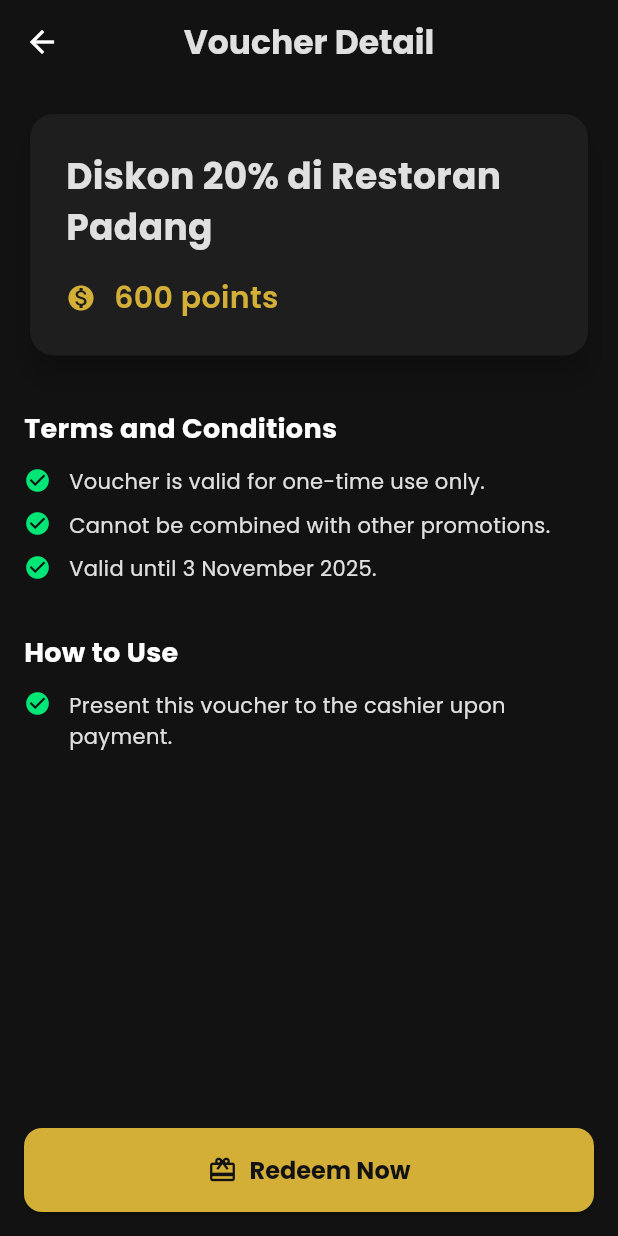
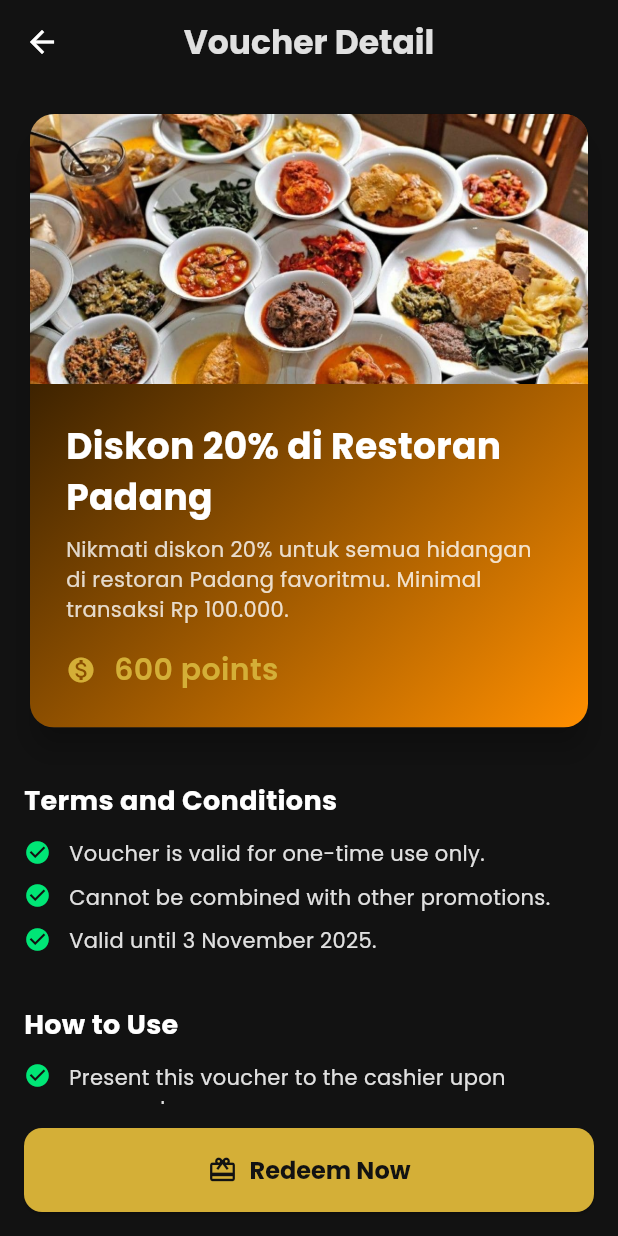
Before and after one commit to aryaravapradana/mobproguts, a Flutter app: the VoucherDetailPage screen opened directly with sample values from the repository, on a phone screen of 412 x 824 dp. Run offline on Flutter 3.47's test engine with Material 3 defaults, Android fonts, the phone set to English and light mode, and no system bars; drawn by our look-alikes of flutter_animate; our stand-ins replace carousel_slider, font_awesome_flutter, google_fonts, qr_flutter; missing offline and left inert: mobile_scanner; accounts and stored records are empty.

Commit message:
detail voucher part 1

```diff
--- a/lib/data/user_data.dart
+++ b/lib/data/user_data.dart
@@ -63,7 +63,7 @@
     email: "a",
     password: "a",
     phone: "081234567894",
-    poin: 1200,
+    poin: 1200000,
     spending: 3000000,
     xp: 8621.0,
     qrCode: "qr_test_user",
--- a/lib/data/voucher_data.dart
+++ b/lib/data/voucher_data.dart
@@ -1,49 +1,49 @@
 import 'package:project_midterms/models/voucher.dart';
 
 List<Voucher> fnbVouchers = [
-  Voucher(title: "Diskon 20% di Restoran Padang", cost: 600, image: 'lib/assets/voucher_images/fnb/Padang.jpg', expiryDate: DateTime.now().add(const Duration(days: 30))),
-  Voucher(title: "Buy 1 Get 1 Kopi Susu", cost: 400, image: 'lib/assets/voucher_images/fnb/Kopi.jpg', expiryDate: DateTime.now().add(const Duration(days: 7))),
-  Voucher(title: "Potongan Rp25.000 untuk Makanan Cepat Saji", cost: 800, image: 'lib/assets/voucher_images/fnb/makanancepat.jpg', expiryDate: DateTime.now().add(const Duration(days: 14))),
-  Voucher(title: "Beli 2 gratis 1 untuk buah buahan", cost: 250, image: 'lib/assets/voucher_images/fnb/buah.jpg', expiryDate: DateTime.now().add(const Duration(days: 3))),
-  Voucher(title: "Diskon 30% untuk Kue", cost: 550, image: 'lib/assets/voucher_images/fnb/kue.jpg', expiryDate: DateTime.now().add(const Duration(days: 10))),
-  Voucher(title: "Potongan Rp15.000 untuk Makanan Ringan", cost: 350, image: 'lib/assets/voucher_images/fnb/makaroni.jpg', expiryDate: DateTime.now().add(const Duration(days: 60))),
+  Voucher(title: "Diskon 20% di Restoran Padang", cost: 600, image: 'lib/assets/voucher_images/fnb/Padang.jpg', expiryDate: DateTime.now().add(const Duration(days: 30)), description: "Nikmati diskon 20% untuk semua hidangan di restoran Padang favoritmu. Minimal transaksi Rp 100.000."),
+  Voucher(title: "Buy 1 Get 1 Kopi Susu", cost: 400, image: 'lib/assets/voucher_images/fnb/Kopi.jpg', expiryDate: DateTime.now().add(const Duration(days: 7)), description: "Beli 1 Kopi Susu, gratis 1 lagi! Sempurna untuk dinikmati bersama teman."),
+  Voucher(title: "Potongan Rp25.000 untuk Makanan Cepat Saji", cost: 800, image: 'lib/assets/voucher_images/fnb/makanancepat.jpg', expiryDate: DateTime.now().add(const Duration(days: 14)), description: "Dapatkan potongan Rp 25.000 untuk pesanan makanan cepat saji di atas Rp 150.000."),
+  Voucher(title: "Beli 2 gratis 1 untuk buah buahan", cost: 250, image: 'lib/assets/voucher_images/fnb/buah.jpg', expiryDate: DateTime.now().add(const Duration(days: 3)), description: "Beli 2 jenis buah apa saja, dapatkan 1 buah gratis! Jaga kesehatan dengan buah segar setiap hari."),
+  Voucher(title: "Diskon 30% untuk Kue", cost: 550, image: 'lib/assets/voucher_images/fnb/kue.jpg', expiryDate: DateTime.now().add(const Duration(days: 10)), description: "Manjakan dirimu dengan diskon 30% untuk semua jenis kue. Cocok untuk merayakan momen spesial."),
+  Voucher(title: "Potongan Rp15.000 untuk Makanan Ringan", cost: 350, image: 'lib/assets/voucher_images/fnb/makaroni.jpg', expiryDate: DateTime.now().add(const Duration(days: 60)), description: "Jajan hemat dengan potongan Rp 15.000 untuk semua makanan ringan. Minimal pembelian Rp 50.000."),
 ];
 
 List<Voucher> fashionVouchers = [
-  Voucher(title: "Diskon 15% untuk pembelian Dress", cost: 700, image: 'lib/assets/voucher_images/fashion/dress.jpg', expiryDate: DateTime.now().add(const Duration(days: 45))),
-  Voucher(title: "Voucher Belanja Rp100.000 untuk Jas", cost: 1200, image: 'lib/assets/voucher_images/fashion/jas.jpg', requiredTier: 'Gold', expiryDate: DateTime.now().add(const Duration(days: 90))),
-  Voucher(title: "Cashback 10% untuk Pembelian Sepatu", cost: 900, image: 'lib/assets/voucher_images/fashion/sepatu.jpg', expiryDate: DateTime.now().add(const Duration(days: 30))),
-  Voucher(title: "Diskon 25% untuk Aksesoris", cost: 450, image: 'lib/assets/voucher_images/fashion/aksesoris.jpg', expiryDate: DateTime.now().add(const Duration(days: 20))),
-  Voucher(title: "Buy 1 Get 1 untuk pembelian Kaos", cost: 600, image: 'lib/assets/voucher_images/fashion/kaos.jpg', expiryDate: DateTime.now().add(const Duration(days: 15))),
-  Voucher(title: "Cashback 15% untuk Tas", cost: 850, image: 'lib/assets/voucher_images/fashion/tas.jpg', expiryDate: DateTime.now().add(const Duration(days: 25))),
+  Voucher(title: "Diskon 15% untuk pembelian Dress", cost: 700, image: 'lib/assets/voucher_images/fashion/dress.jpg', expiryDate: DateTime.now().add(const Duration(days: 45)), description: "Tampil menawan dengan diskon 15% untuk semua koleksi dress terbaru."),
+  Voucher(title: "Voucher Belanja Rp100.000 untuk Jas", cost: 1200, image: 'lib/assets/voucher_images/fashion/jas.jpg', requiredTier: 'Gold', expiryDate: DateTime.now().add(const Duration(days: 90)), description: "Eksklusif untuk member Gold! Dapatkan voucher belanja Rp 100.000 untuk pembelian jas."),
+  Voucher(title: "Cashback 10% untuk Pembelian Sepatu", cost: 900, image: 'lib/assets/voucher_images/fashion/sepatu.jpg', expiryDate: DateTime.now().add(const Duration(days: 30)), description: "Dapatkan cashback 10% untuk setiap pembelian sepatu. Melangkah lebih gaya dengan koleksi terbaru kami."),
+  Voucher(title: "Diskon 25% untuk Aksesoris", cost: 450, image: 'lib/assets/voucher_images/fashion/aksesoris.jpg', expiryDate: DateTime.now().add(const Duration(days: 20)), description: "Lengkapi gayamu dengan diskon 25% untuk semua aksesoris."),
+  Voucher(title: "Buy 1 Get 1 untuk pembelian Kaos", cost: 600, image: 'lib/assets/voucher_images/fashion/kaos.jpg', expiryDate: DateTime.now().add(const Duration(days: 15)), description: "Beli 1 kaos, gratis 1 kaos lagi! Pilih dari berbagai desain menarik."),
+  Voucher(title: "Cashback 15% untuk Tas", cost: 850, image: 'lib/assets/voucher_images/fashion/tas.jpg', expiryDate: DateTime.now().add(const Duration(days: 25)), description: "Dapatkan cashback 15% untuk semua koleksi tas. Tampil stylish setiap saat."),
 ];
 
 List<Voucher> serviceVouchers = [
-  Voucher(title: "Gratis Cuci Motor", cost: 300, image: 'lib/assets/voucher_images/service/cucimotor.jpg', expiryDate: DateTime.now().add(const Duration(days: 5))),
-  Voucher(title: "Potongan 20% Servis AC", cost: 1500, image: 'lib/assets/voucher_images/service/serviceac.jpg', expiryDate: DateTime.now().add(const Duration(days: 60))),
-  Voucher(title: "Diskon 50% untuk Potong Rambut", cost: 500, image: 'lib/assets/voucher_images/service/potongrambut.jpg', expiryDate: DateTime.now().add(const Duration(days: 10))),
-  Voucher(title: "Gratis Cuci Mobil", cost: 500, image: 'lib/assets/voucher_images/service/cucimobil.jpg', requiredTier: 'Silver', expiryDate: DateTime.now().add(const Duration(days: 30))),
-  Voucher(title: "Potongan 30% Servis Laptop", cost: 2000, image: 'lib/assets/voucher_images/service/servislaptop.jpg', requiredTier: 'Platinum', expiryDate: DateTime.now().add(const Duration(days: 90))),
-  Voucher(title: "Diskon 20% untuk spa", cost: 700, image: 'lib/assets/voucher_images/service/spa.jpg', expiryDate: DateTime.now().add(const Duration(days: 40))),
+  Voucher(title: "Gratis Cuci Motor", cost: 300, image: 'lib/assets/voucher_images/service/cucimotor.jpg', expiryDate: DateTime.now().add(const Duration(days: 5)), description: "Tukarkan poinmu dengan cuci motor gratis. Motor bersih, hati senang!"),
+  Voucher(title: "Potongan 20% Servis AC", cost: 1500, image: 'lib/assets/voucher_images/service/serviceac.jpg', expiryDate: DateTime.now().add(const Duration(days: 60)), description: "Dapatkan potongan 20% untuk servis AC. Ruangan sejuk, aktivitas lancar."),
+  Voucher(title: "Diskon 50% untuk Potong Rambut", cost: 500, image: 'lib/assets/voucher_images/service/potongrambut.jpg', expiryDate: DateTime.now().add(const Duration(days: 10)), description: "Tampil beda dengan diskon 50% untuk potong rambut di salon mitra kami."),
+  Voucher(title: "Gratis Cuci Mobil", cost: 500, image: 'lib/assets/voucher_images/service/cucimobil.jpg', requiredTier: 'Silver', expiryDate: DateTime.now().add(const Duration(days: 30)), description: "Khusus member Silver! Nikmati cuci mobil gratis di partner kami."),
+  Voucher(title: "Potongan 30% Servis Laptop", cost: 2000, image: 'lib/assets/voucher_images/service/servislaptop.jpg', requiredTier: 'Platinum', expiryDate: DateTime.now().add(const Duration(days: 90)), description: "Member Platinum? Dapatkan potongan 30% untuk servis laptopmu. Performa laptop kembali maksimal."),
+  Voucher(title: "Diskon 20% untuk spa", cost: 700, image: 'lib/assets/voucher_images/service/spa.jpg', expiryDate: DateTime.now().add(const Duration(days: 40)), description: "Relaksasi tubuh dan pikiran dengan diskon 20% untuk semua perawatan spa."),
 ];
 
 List<Voucher> othersVouchers = [
-  Voucher(title: "Voucher Pulsa MyXL Rp10.000", cost: 200, image: 'lib/assets/voucher_images/others/pulsa.jpg', expiryDate: DateTime.now().add(const Duration(days: 3))),
-  Voucher(title: "Diskon Tiket Bioskop 20%", cost: 800, image: 'lib/assets/voucher_images/others/tiket.jpg', expiryDate: DateTime.now().add(const Duration(days: 14))),
-  Voucher(title: "Gratis 1 Jam Bermain di Game Center", cost: 1000, image: 'lib/assets/voucher_images/others/game.jpg', expiryDate: DateTime.now().add(const Duration(days: 30))),
-  Voucher(title: "Buy 1 get 1 tiket Dufan ", cost: 1250, image: 'lib/assets/voucher_images/others/dufan.jpg', requiredTier: 'Silver', expiryDate: DateTime.now().add(const Duration(days: 60))),
-  Voucher(title: "Diskon Tiket Konser 15%", cost: 300, image: 'lib/assets/voucher_images/others/konser.jpg', expiryDate: DateTime.now().add(const Duration(days: 7))),
-  Voucher(title: "Gratis 2 Jam Karaoke", cost: 600, image: 'lib/assets/voucher_images/others/karaoke.jpg', expiryDate: DateTime.now().add(const Duration(days: 20))),
+  Voucher(title: "Voucher Pulsa MyXL Rp10.000", cost: 200, image: 'lib/assets/voucher_images/others/pulsa.jpg', expiryDate: DateTime.now().add(const Duration(days: 3)), description: "Isi ulang pulsa MyXL Rp 10.000 dengan menukarkan poinmu."),
+  Voucher(title: "Diskon Tiket Bioskop 20%", cost: 800, image: 'lib/assets/voucher_images/others/tiket.jpg', expiryDate: DateTime.now().add(const Duration(days: 14)), description: "Nonton film favoritmu dengan diskon 20% di semua bioskop."),
+  Voucher(title: "Gratis 1 Jam Bermain di Game Center", cost: 1000, image: 'lib/assets/voucher_images/others/game.jpg', expiryDate: DateTime.now().add(const Duration(days: 30)), description: "Seru-seruan bareng teman dengan gratis 1 jam bermain di game center."),
+  Voucher(title: "Buy 1 get 1 tiket Dufan ", cost: 1250, image: 'lib/assets/voucher_images/others/dufan.jpg', requiredTier: 'Silver', expiryDate: DateTime.now().add(const Duration(days: 60)), description: "Spesial untuk member Silver! Beli 1 tiket Dufan, gratis 1 tiket lagi."),
+  Voucher(title: "Diskon Tiket Konser 15%", cost: 300, image: 'lib/assets/voucher_images/others/konser.jpg', expiryDate: DateTime.now().add(const Duration(days: 7)), description: "Jangan lewatkan konser idolamu! Dapatkan diskon 15% untuk tiket konser."),
+  Voucher(title: "Gratis 2 Jam Karaoke", cost: 600, image: 'lib/assets/voucher_images/others/karaoke.jpg', expiryDate: DateTime.now().add(const Duration(days: 20)), description: "Nyanyi sepuasnya! Gratis 2 jam karaoke di tempat karaoke favoritmu."),
 ];
 
 List<Voucher> electronicAndAppliancesVouchers = [
-  Voucher(title: "Tiket Liburan ke Bali", cost: 5000, image: 'lib/assets/voucher_images/others/dufan.jpg', requiredTier: 'Diamond', expiryDate: DateTime.now().add(const Duration(days: 180))),
-  Voucher(title: "Diskon 15% untuk TV", cost: 2500, image: 'lib/assets/voucher_images/electronics/tv.jpg', expiryDate: DateTime.now().add(const Duration(days: 60))),
-  Voucher(title: "Potongan Rp200.000 untuk Kulkas", cost: 3000, image: 'lib/assets/voucher_images/electronics/kulkas.jpg', expiryDate: DateTime.now().add(const Duration(days: 90))),
-  Voucher(title: "Cashback 13% untuk Mesin Cuci", cost: 2000, image: 'lib/assets/voucher_images/electronics/mesincuci.jpg', expiryDate: DateTime.now().add(const Duration(days: 45))),
-  Voucher(title: "Gratis Ongkir untuk Pembelian AC", cost: 1000, image: 'lib/assets/voucher_images/electronics/acgratis.jpg', expiryDate: DateTime.now().add(const Duration(days: 30))),
-  Voucher(title: "Voucher Belanja Rp150.000 untuk pembelian Headset", cost: 1800, image: 'lib/assets/voucher_images/electronics/headset.jpg', expiryDate: DateTime.now().add(const Duration(days: 60))),
-  Voucher(title: "Diskon 1% iPhone 300 PRO Max+++++", cost: 10000000, image: 'lib/assets/voucher_images/electronics/iphone.jpg', requiredTier: 'Diamond', expiryDate: DateTime.now().add(const Duration(days: 365))),
+  Voucher(title: "Tiket Liburan ke Bali", cost: 5000, image: 'lib/assets/voucher_images/others/dufan.jpg', requiredTier: 'Diamond', expiryDate: DateTime.now().add(const Duration(days: 180)), description: "Wujudkan liburan impianmu ke Bali! Eksklusif untuk member Diamond."),
+  Voucher(title: "Diskon 15% untuk TV", cost: 2500, image: 'lib/assets/voucher_images/electronics/tv.jpg', expiryDate: DateTime.now().add(const Duration(days: 60)), description: "Upgrade TV-mu dengan diskon 15%. Nonton lebih seru dengan kualitas gambar terbaik."),
+  Voucher(title: "Potongan Rp200.000 untuk Kulkas", cost: 3000, image: 'lib/assets/voucher_images/electronics/kulkas.jpg', expiryDate: DateTime.now().add(const Duration(days: 90)), description: "Dapatkan potongan Rp 200.000 untuk pembelian kulkas baru. Makanan lebih awet, tagihan listrik lebih hemat."),
+  Voucher(title: "Cashback 13% untuk Mesin Cuci", cost: 2000, image: 'lib/assets/voucher_images/electronics/mesincuci.jpg', expiryDate: DateTime.now().add(const Duration(days: 45)), description: "Cuci baju lebih mudah dengan cashback 13% untuk semua mesin cuci."),
+  Voucher(title: "Gratis Ongkir untuk Pembelian AC", cost: 1000, image: 'lib/assets/voucher_images/electronics/acgratis.jpg', expiryDate: DateTime.now().add(const Duration(days: 30)), description: "Nikmati gratis ongkir untuk pembelian AC. Ruangan sejuk tanpa biaya tambahan."),
+  Voucher(title: "Voucher Belanja Rp150.000 untuk pembelian Headset", cost: 1800, image: 'lib/assets/voucher_images/electronics/headset.jpg', expiryDate: DateTime.now().add(const Duration(days: 60)), description: "Dengarkan musik favoritmu dengan kualitas suara terbaik. Dapatkan voucher belanja Rp 150.000 untuk pembelian headset."),
+  Voucher(title: "Diskon 1% iPhone 300 PRO Max+++++", cost: 10000000, image: 'lib/assets/voucher_images/electronics/iphone.jpg', requiredTier: 'Diamond', expiryDate: DateTime.now().add(const Duration(days: 365)), description: "Kesempatan langka! Dapatkan diskon 1% untuk iPhone 300 PRO Max+++++. Hanya untuk member Diamond."),
 ];
 
 Map<String, List<Voucher>> categorizedVouchers = {
--- a/lib/models/voucher.dart
+++ b/lib/models/voucher.dart
@@ -1,9 +1,19 @@
+
+
 class Voucher {
   final String title;
   final int cost;
+  final String image;
   final DateTime? expiryDate;
-  final String? image;
   final String? requiredTier;
+  final String? description; // Added description
 
-  Voucher({required this.title, required this.cost, this.expiryDate, this.image, this.requiredTier});
+  Voucher({
+    required this.title,
+    required this.cost,
+    required this.image,
+    this.expiryDate,
+    this.requiredTier,
+    this.description, // Added description
+  });
 }
--- a/lib/screens/voucher_detail_page.dart
+++ b/lib/screens/voucher_detail_page.dart
@@ -135,8 +135,26 @@
   Widget _buildVoucherHeader() {
     return Card(
       elevation: 8,
+      clipBehavior: Clip.antiAlias, // To clip the child to the card's rounded corners
       child: Container(
         width: double.infinity,
+        decoration: BoxDecoration(
+          gradient: LinearGradient(
+            colors: [Colors.black, Colors.amber.shade800],
+            begin: Alignment.topLeft,
+            end: Alignment.bottomRight,
+          ),
+        ),
+        child: Column(
+          crossAxisAlignment: CrossAxisAlignment.start,
+          children: [
+            Image.asset(
+              widget.voucher.image,
+              width: double.infinity,
+              height: 180,
+              fit: BoxFit.cover,
+            ),
+            Padding(
               padding: const EdgeInsets.all(24),
               child: Column(
                 crossAxisAlignment: CrossAxisAlignment.start,
@@ -146,7 +164,15 @@
                     style: GoogleFonts.poppins(
                       fontSize: 24,
                       fontWeight: FontWeight.bold,
-                color: AppColors.onSurface,
+                      color: Colors.white,
+                    ),
+                  ),
+                  const SizedBox(height: 8),
+                  Text(
+                    widget.voucher.description ?? "No description available.",
+                    style: GoogleFonts.poppins(
+                      fontSize: 14,
+                      color: Colors.white.withOpacity(0.8),
                     ),
                   ),
                   const SizedBox(height: 16),
@@ -163,6 +189,9 @@
                         ),
                       ),
                     ],
+                  ),
+                ],
+              ),
             ),
           ],
         ),
```
Also changed, not shown: lib/screens/redemption_success_screen.dart (added, +149 -0 lines), lib/assets/voucher_images/easter_egg.jpg (added). Lines whose indentation alone changed are shown as unchanged.
